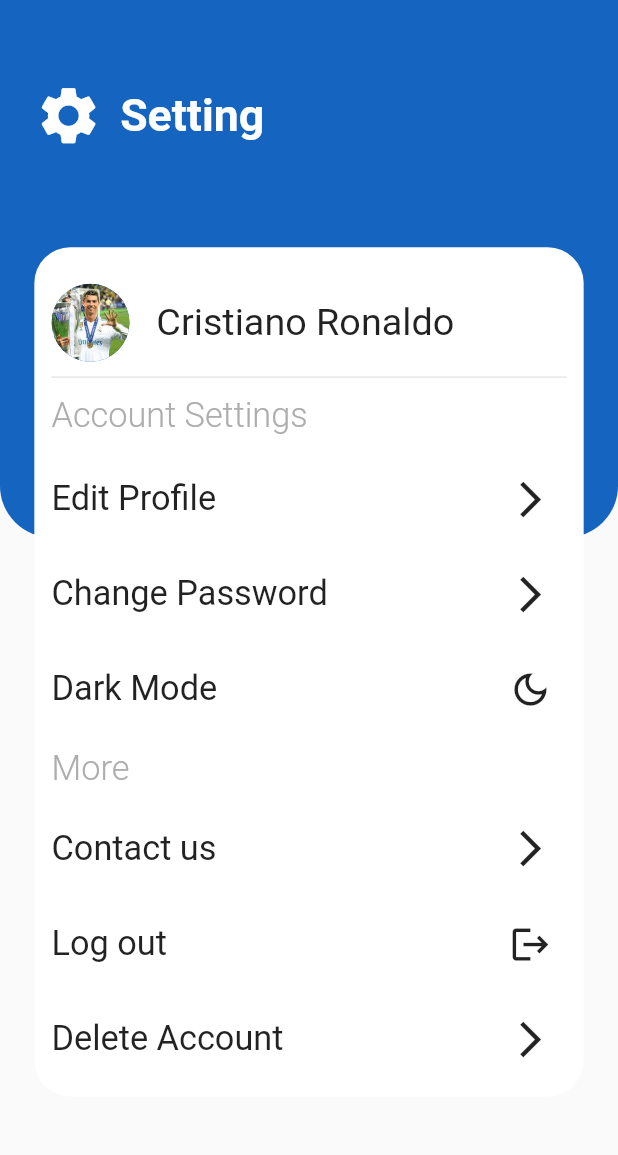
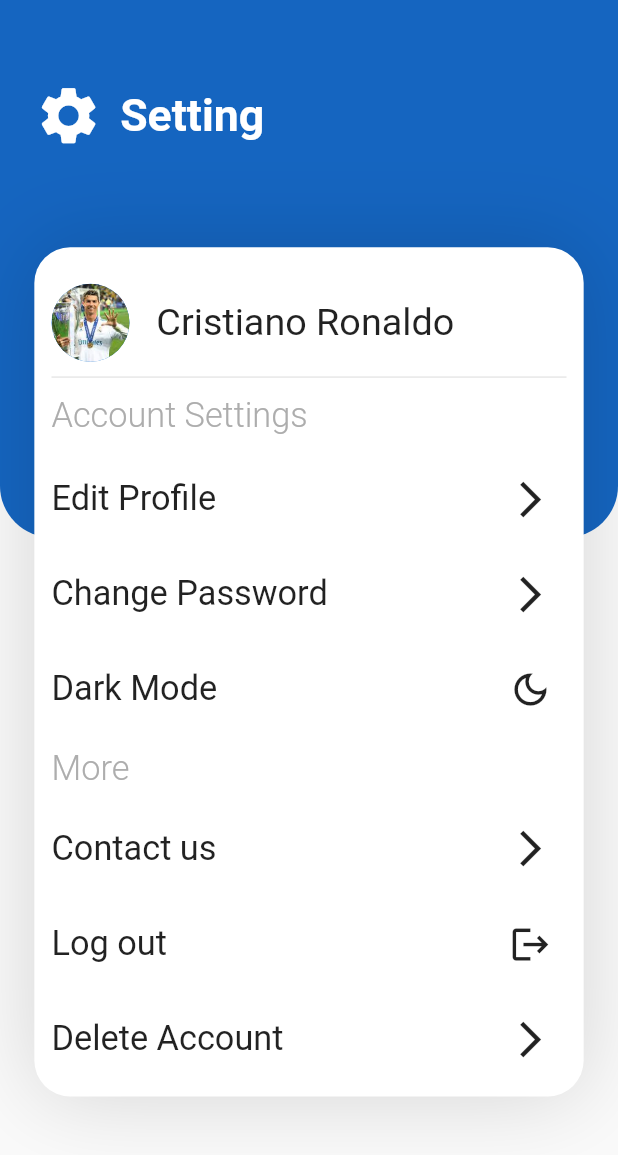
Before and after one commit to Smsrly/Smsrly-Application, a Flutter app: the Setting screen opened directly, on a phone screen of 412 x 824 dp. Shown: the top 1155 px of the screen. Run offline on Flutter 3.47's test engine with Material 2 defaults, Android fonts, the phone set to English and light mode, and no system bars; our stand-ins replace awesome_dialog, flutter_screenutil, lottie; missing offline and left inert: fl_country_code_picker; network calls fail.

Commit message:
shadow added to setting screen

```diff
--- a/lib/ui/setting_screens/setting.dart
+++ b/lib/ui/setting_screens/setting.dart
@@ -63,6 +63,12 @@ class Setting extends StatelessWidget {
                         margin:
                             EdgeInsets.only(top: h / 5, right: 20.w, left: 20.w),
                         decoration: BoxDecoration(
+                            boxShadow: const [
+                              BoxShadow(
+                                color: Color.fromRGBO(0, 0, 0, 0.15),
+                                blurRadius: 50.0,
+                              )
+                            ],
                             color: Colors.white,
                             borderRadius: BorderRadius.all(Radius.circular(20.h))),
                         child: Column(
```
